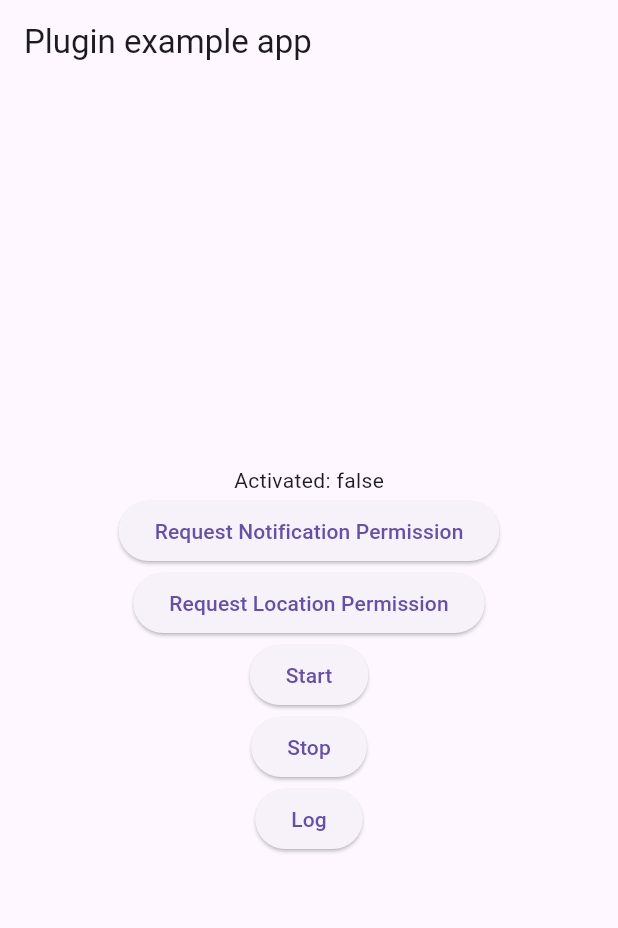
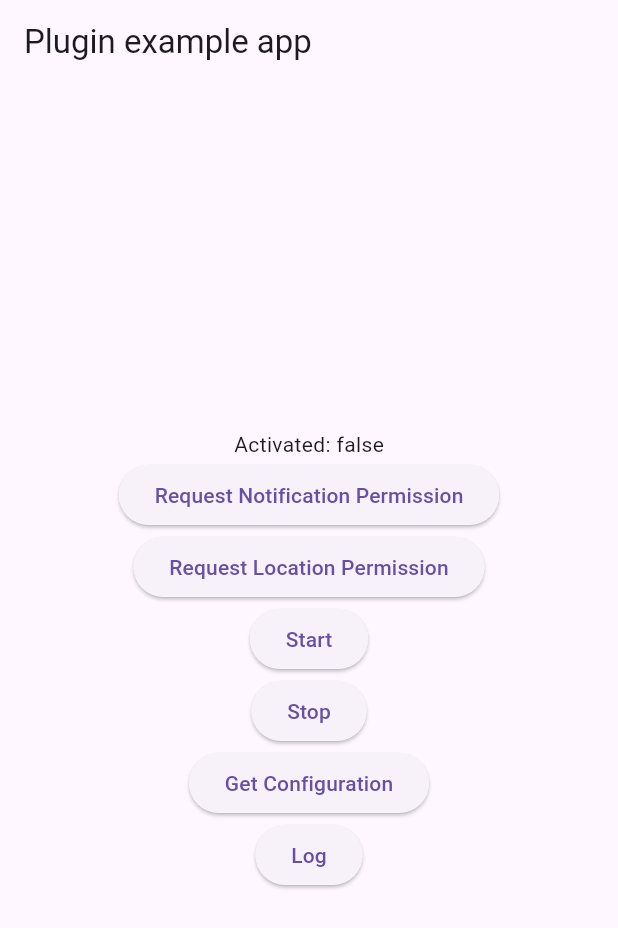
Before and after one commit to nekonata-team/nekonata_core, a Flutter app: the screen it shows after launch, on a phone screen of 412 x 824 dp. Shown: the top 928 px of the screen. Run offline on Flutter 3.47's test engine with Material 3 defaults, Android fonts, the phone set to English and light mode, and no system bars; our stand-ins replace latlong2, permission_handler, plugin_platform_interface, shared_preferences.

Commit message:
Improve: 設定取得のためのConfigurationとLocationモデルを追加し、メソッドチャネルの実装を更新

```diff
--- /dev/null
+++ b/packages/nekonata_location_fetcher/lib/model/configuration.dart
@@ -0,0 +1,49 @@
+import 'package:flutter/foundation.dart';
+import 'package:nekonata_location_fetcher/nekonata_location_fetcher.dart';
+
+/// Configuration for [NekonataLocationFetcher].
+@immutable
+class Configuration {
+  /// Creates a [Configuration] instance.
+  const Configuration({
+    required this.distanceFilter,
+    required this.interval,
+    this.useCLLocationUpdate,
+    this.useBackgroundActivitySessionManager,
+    this.notificationTitle,
+    this.notificationText,
+  });
+
+  /// Creates a [Configuration] instance from a JSON map.
+  ///
+  /// This is used for internal. But you can use this if you want.
+  factory Configuration.fromJson(Map<dynamic, dynamic> json) {
+    return Configuration(
+      distanceFilter: json['distanceFilter'] as double,
+      interval: json['interval'] as int,
+      useCLLocationUpdate: json['useCLLocationUpdate'] as bool?,
+      useBackgroundActivitySessionManager:
+          json['useBackgroundActivitySessionManager'] as bool?,
+      notificationTitle: json['notificationTitle'] as String?,
+      notificationText: json['notificationText'] as String?,
+    );
+  }
+
+  /// The distance filter for location updates. This is in meters.
+  final double distanceFilter;
+
+  /// The interval for location updates. This is in seconds.
+  final int interval;
+
+  /// Whether to use CLLocationUpdate. Only available on iOS.
+  final bool? useCLLocationUpdate;
+
+  /// Whether to use BackgroundActivitySessionManager. Only available on iOS.
+  final bool? useBackgroundActivitySessionManager;
+
+  /// The title of the notification. Only available on Android.
+  final String? notificationTitle;
+
+  /// The text of the notification. Only available on Android.
+  final String? notificationText;
+}
--- a/packages/nekonata_location_fetcher/lib/nekonata_location_fetcher.dart
+++ b/packages/nekonata_location_fetcher/lib/nekonata_location_fetcher.dart
@@ -1,4 +1,5 @@
-import 'package:nekonata_location_fetcher/model.dart';
+import 'package:nekonata_location_fetcher/model/configuration.dart';
+import 'package:nekonata_location_fetcher/model/location.dart';
 import 'package:nekonata_location_fetcher/nekonata_location_fetcher_platform_interface.dart';
 
 /// A base class for [NekonataLocationFetcher].
@@ -22,6 +23,9 @@ class NekonataLocationFetcher extends NekonataLocationFetcherPlatform {
   Future<bool> get isActivated async => _platform.isActivated;
 
   @override
+  Future<Configuration> get configuration async => _platform.configuration;
+
+  @override
   Future<void> configure({
     double? distanceFilter,
     int? interval,
--- a/packages/nekonata_location_fetcher/lib/nekonata_location_fetcher_method_channel.dart
+++ b/packages/nekonata_location_fetcher/lib/nekonata_location_fetcher_method_channel.dart
@@ -2,7 +2,8 @@ import 'dart:ui';
 
 import 'package:flutter/material.dart';
 import 'package:flutter/services.dart';
-import 'package:nekonata_location_fetcher/model.dart';
+import 'package:nekonata_location_fetcher/model/configuration.dart';
+import 'package:nekonata_location_fetcher/model/location.dart';
 import 'package:nekonata_location_fetcher/nekonata_location_fetcher_platform_interface.dart';
 
 class _Keys {
@@ -81,6 +82,14 @@ class MethodChannelNekonataLocationFetcher
   }
 
   @override
+  Future<Configuration> get configuration async {
+    final json = await methodChannel.invokeMethod<Map<dynamic, dynamic>>(
+      'configuration',
+    );
+    return Configuration.fromJson(json!);
+  }
+
+  @override
   Future<void> configure({
     double? distanceFilter,
     int? interval,
--- a/packages/nekonata_location_fetcher/lib/nekonata_location_fetcher_platform_interface.dart
+++ b/packages/nekonata_location_fetcher/lib/nekonata_location_fetcher_platform_interface.dart
@@ -1,4 +1,5 @@
-import 'package:nekonata_location_fetcher/model.dart';
+import 'package:nekonata_location_fetcher/model/configuration.dart';
+import 'package:nekonata_location_fetcher/model/location.dart';
 import 'package:nekonata_location_fetcher/nekonata_location_fetcher_method_channel.dart';
 import 'package:plugin_platform_interface/plugin_platform_interface.dart';
 
@@ -50,6 +51,11 @@ abstract class NekonataLocationFetcherPlatform extends PlatformInterface {
     throw UnimplementedError('isActivated has not been implemented.');
   }
 
+  /// Returns the current configuration.
+  Future<Configuration> get configuration async {
+    throw UnimplementedError('configuration has not been implemented.');
+  }
+
   /// Configures the location fetcher.
   ///
   /// Basically, before calling [start], you can set the following values.
```
Also changed, not shown: packages/nekonata_location_fetcher/example/lib/main.dart (+61 -1 lines), packages/nekonata_location_fetcher/lib/model/location.dart (renamed from packages/nekonata_location_fetcher/lib/model.dart), 5 other files.
